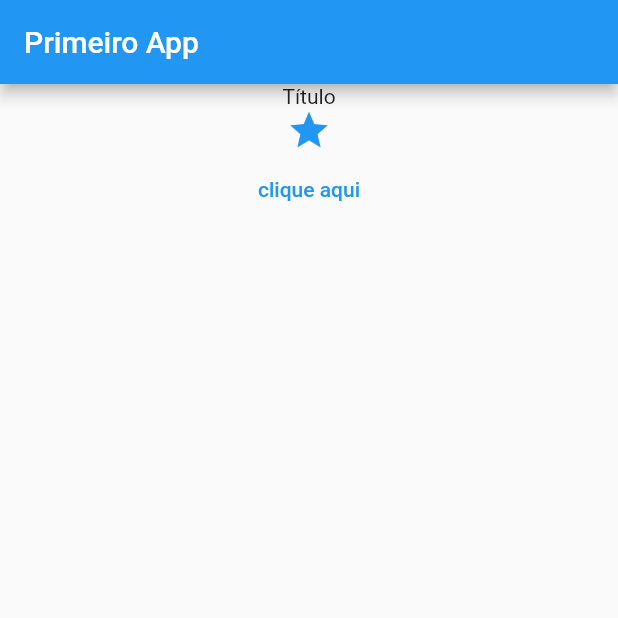
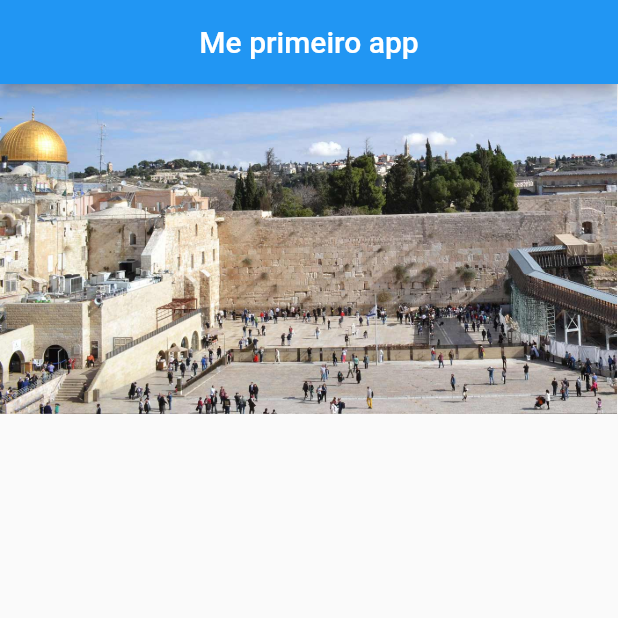
Before and after one commit to pedro-henrique1/Flutter, a Flutter app: the screen it shows after launch, on a phone screen of 412 x 824 dp, the top half of it. Run offline on Flutter 3.47's test engine with Material 2 defaults, Android fonts, the phone set to English and light mode, and no system bars.

Commit message:
inicio do app

```diff
--- a/lib/main.dart
+++ b/lib/main.dart
@@ -8,18 +8,17 @@ class MeuApp extends StatelessWidget {
     return MaterialApp(
         home: Scaffold(
             appBar: AppBar(
-              title: const Text('Primeiro App'),
+              centerTitle: true,
+              title: Text('Me primeiro app'),
             ),
-            body: Center(
-                child: Column(
-              children: [
-                Text('Título'),
+            body: Row(
+              children: <Widget>[
                 Container(
-                    child: Icon(Icons.star, size: 30, color: Colors.blue)),
-                TextButton(
-                    onPressed: () => {print("click")},
-                    child: Text("clique aqui"))
+                    child: Image.asset(
+                  'assets/muro.jpg',
+                  width: 411,
+                ))
               ],
-            ))));
+            )));
   }
 }
```
Also changed, not shown: assets/muro.jpg (added).
